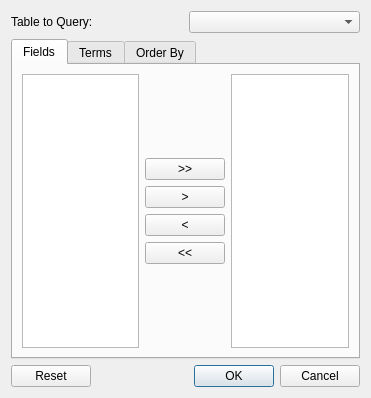
First picture: the form in Sqliteman/sqliteman/queryeditordialog.ui, repository shadybarham/sqliteman, before the edit.
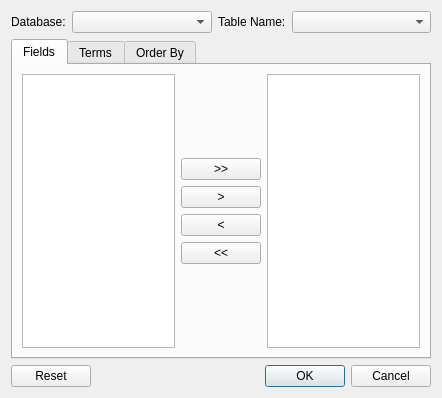
Second picture: the form after the edit.

Commit message: Make Query Builder behave better with attached databases

```diff
--- a/Sqliteman/sqliteman/queryeditordialog.ui
+++ b/Sqliteman/sqliteman/queryeditordialog.ui
@@ -6,7 +6,7 @@
    <rect>
     <x>0</x>
     <y>0</y>
-    <width>371</width>
+    <width>442</width>
     <height>398</height>
    </rect>
   </property>
@@ -16,15 +16,39 @@
   <layout class="QGridLayout" name="gridLayout_2">
    <item row="0" column="0">
     <layout class="QHBoxLayout" name="horizontalLayout">
+     <item>
+      <widget class="QLabel" name="label_2">
+       <property name="text">
+        <string>Database:</string>
+       </property>
+      </widget>
+     </item>
+     <item>
+      <widget class="QComboBox" name="schemaList">
+       <property name="sizePolicy">
+        <sizepolicy hsizetype="Expanding" vsizetype="Fixed">
+         <horstretch>0</horstretch>
+         <verstretch>0</verstretch>
+        </sizepolicy>
+       </property>
+      </widget>
+     </item>
      <item>
       <widget class="QLabel" name="label">
        <property name="text">
-        <string>Table to Query:</string>
+        <string>Table Name:</string>
        </property>
       </widget>
      </item>
      <item>
-      <widget class="QComboBox" name="tableList"/>
+      <widget class="QComboBox" name="tableList">
+       <property name="sizePolicy">
+        <sizepolicy hsizetype="Expanding" vsizetype="Fixed">
+         <horstretch>0</horstretch>
+         <verstretch>0</verstretch>
+        </sizepolicy>
+       </property>
+      </widget>
      </item>
     </layout>
    </item>
```
The commit also changes 5 other files.
